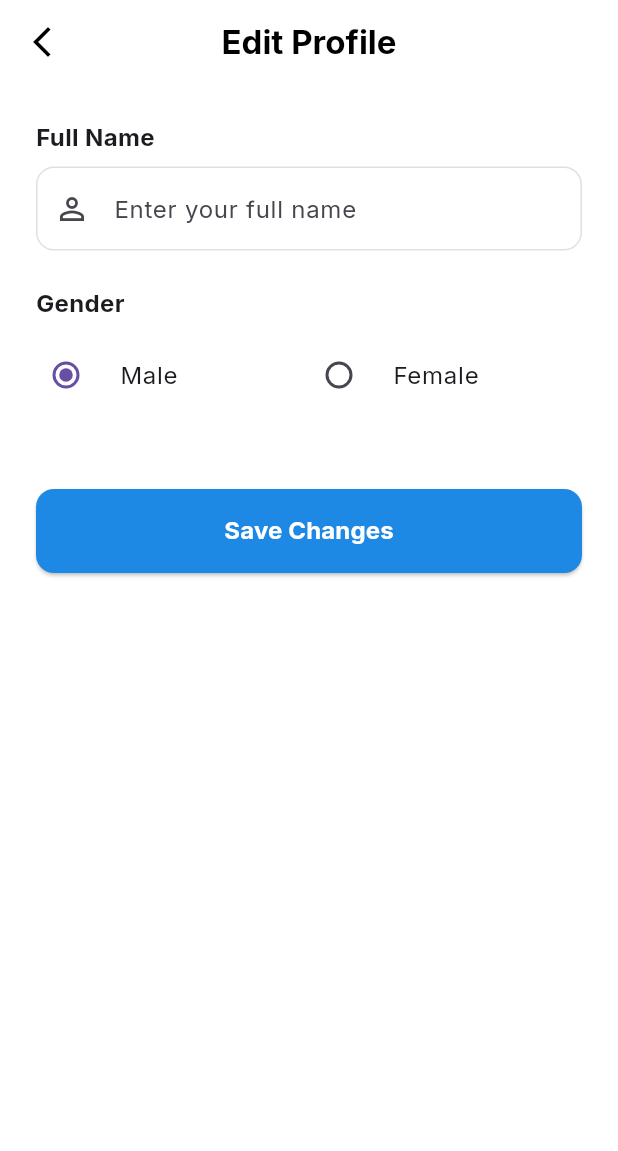
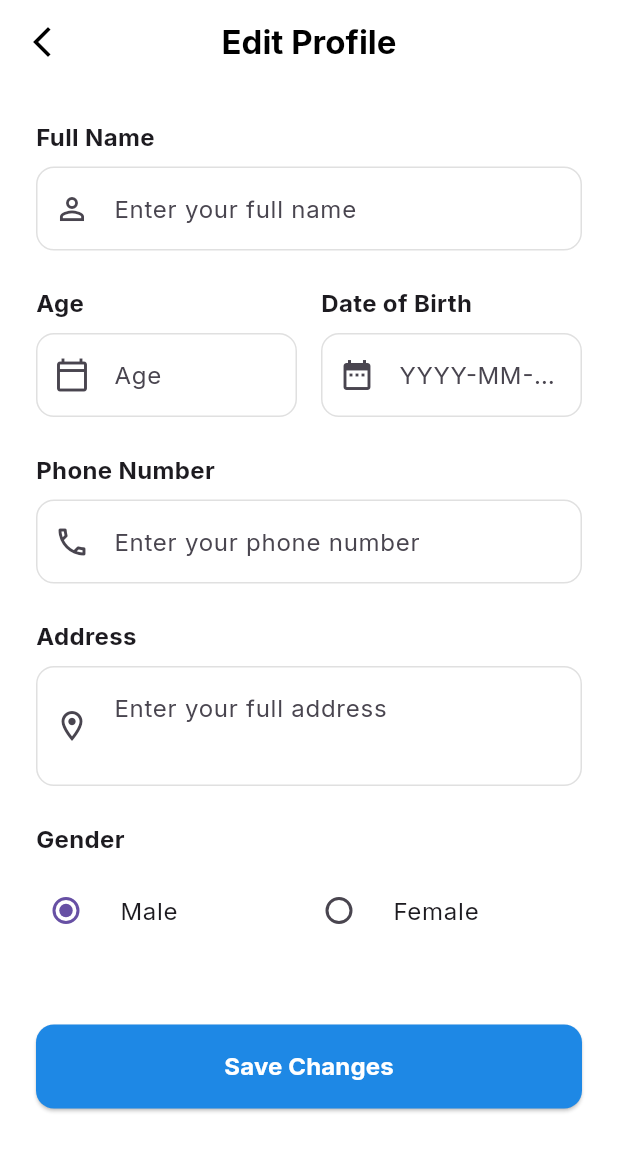
Before and after one commit to SajadYoosuf/senior_care_connector, a Flutter app: the EditProfileScreen screen opened directly, on a phone screen of 412 x 824 dp. Shown: the top 1151 px of the screen. Run offline on Flutter 3.47's test engine with Material 3 defaults, Android fonts, the phone set to English and light mode, and no system bars; our stand-ins replace cloud_firestore, firebase_auth, firebase_core, firebase_messaging, flutter_dotenv, flutter_local_notifications and 12 more; missing offline and left inert: agora_rtc_engine, alarm, mailer; accounts and stored records are empty; network calls fail; statements that could not run were skipped.

Commit message:
feat: Implement Firebase authentication repository, user entity, and auth provider, along with initial admin dashboard and edit profile screens.

```diff
--- a/lib/data/repositories/firebase_auth_repository.dart
+++ b/lib/data/repositories/firebase_auth_repository.dart
@@ -44,6 +44,10 @@ class FirebaseAuthRepository implements AuthRepository {
             name: data['name'] ?? '',
             role: userRole,
             gender: data['gender'] ?? '',
+            age: data['age']?.toString(),
+            dob: data['dob'],
+            phone: data['phone'],
+            address: data['address'],
             alarmTone: data['alarmTone'],
             vibrationEnabled: data['vibrationEnabled'] ?? true,
           );
@@ -118,12 +122,23 @@ class FirebaseAuthRepository implements AuthRepository {
   }
 
   @override
-  Future<void> updateUserProfile({String? name, String? gender}) async {
+  Future<void> updateUserProfile({
+    String? name,
+    String? gender,
+    String? age,
+    String? dob,
+    String? phone,
+    String? address,
+  }) async {
     final user = _firebaseAuth.currentUser;
     if (user != null) {
       final Map<String, dynamic> updates = {};
       if (name != null) updates['name'] = name;
       if (gender != null) updates['gender'] = gender;
+      if (age != null) updates['age'] = age;
+      if (dob != null) updates['dob'] = dob;
+      if (phone != null) updates['phone'] = phone;
+      if (address != null) updates['address'] = address;
 
       if (updates.isNotEmpty) {
         await _firestore.collection('users').doc(user.uid).update(updates);
@@ -191,6 +206,16 @@ class FirebaseAuthRepository implements AuthRepository {
           gender: doc.exists
               ? (doc.data() as Map<String, dynamic>)['gender'] ?? ''
               : '',
+          age: doc.exists
+              ? (doc.data() as Map<String, dynamic>)['age']?.toString()
+              : null,
+          dob: doc.exists ? (doc.data() as Map<String, dynamic>)['dob'] : null,
+          phone: doc.exists
+              ? (doc.data() as Map<String, dynamic>)['phone']
+              : null,
+          address: doc.exists
+              ? (doc.data() as Map<String, dynamic>)['address']
+              : null,
           alarmTone: doc.exists
               ? (doc.data() as Map<String, dynamic>)['alarmTone']
               : null,
@@ -243,6 +268,10 @@ class FirebaseAuthRepository implements AuthRepository {
           name: data['name'] ?? '',
           role: role,
           gender: data['gender'] ?? '',
+          age: data['age']?.toString(),
+          dob: data['dob'],
+          phone: data['phone'],
+          address: data['address'],
           alarmTone: data['alarmTone'],
           vibrationEnabled: data['vibrationEnabled'] ?? true,
         );
--- a/lib/domain/entities/user_entity.dart
+++ b/lib/domain/entities/user_entity.dart
@@ -14,6 +14,10 @@ class UserEntity {
   final String? profession;
   final String? alarmTone;
   final bool vibrationEnabled;
+  final String? age;
+  final String? dob;
+  final String? phone;
+  final String? address;
 
   const UserEntity({
     required this.id,
@@ -31,5 +35,9 @@ class UserEntity {
     this.profession,
     this.alarmTone,
     this.vibrationEnabled = true,
+    this.age,
+    this.dob,
+    this.phone,
+    this.address,
   });
 }
--- a/lib/domain/repositories/auth_repository.dart
+++ b/lib/domain/repositories/auth_repository.dart
@@ -14,7 +14,14 @@ abstract class AuthRepository {
     String gender, [
     String? profession,
   ]);
-  Future<void> updateUserProfile({String? name, String? gender});
+  Future<void> updateUserProfile({
+    String? name,
+    String? gender,
+    String? age,
+    String? dob,
+    String? phone,
+    String? address,
+  });
   Future<UserEntity?> signInWithGoogle([String? role]);
   Future<void> logout();
   Future<UserEntity?> getCurrentUser();
--- a/lib/presentation/pages/admin/dashboard/admin_dashboard_screen.dart
+++ b/lib/presentation/pages/admin/dashboard/admin_dashboard_screen.dart
@@ -6,7 +6,6 @@ import 'package:app/presentation/providers/admin_provider.dart';
 import 'package:app/presentation/providers/auth_provider.dart';
 import 'package:app/presentation/pages/login_screen.dart';
 import 'package:intl/intl.dart';
-import 'package:url_launcher/url_launcher.dart';
 
 class AdminDashboardScreen extends StatelessWidget {
   const AdminDashboardScreen({super.key});
@@ -50,6 +49,21 @@ class AdminDashboardScreen extends StatelessWidget {
             ),
           ],
         ),
+        actions: [
+          IconButton(
+            icon: const Icon(Icons.logout, color: Colors.black),
+            onPressed: () async {
+              await context.read<AuthProvider>().logout();
+              if (context.mounted) {
+                Navigator.pushAndRemoveUntil(
+                  context,
+                  MaterialPageRoute(builder: (context) => const LoginScreen()),
+                  (route) => false,
+                );
+              }
+            },
+          ),
+        ],
       ),
       body: SingleChildScrollView(
         padding: const EdgeInsets.symmetric(horizontal: 20, vertical: 16),
--- a/lib/presentation/pages/profile/edit_profile_screen.dart
+++ b/lib/presentation/pages/profile/edit_profile_screen.dart
@@ -12,6 +12,10 @@ class EditProfileScreen extends StatefulWidget {
 
 class _EditProfileScreenState extends State<EditProfileScreen> {
   late TextEditingController _nameController;
+  late TextEditingController _ageController;
+  late TextEditingController _dobController;
+  late TextEditingController _phoneController;
+  late TextEditingController _addressController;
   late String _selectedGender;
   bool _isLoading = false;
 
@@ -20,6 +24,10 @@ class _EditProfileScreenState extends State<EditProfileScreen> {
     super.initState();
     final user = context.read<AuthProvider>().user;
     _nameController = TextEditingController(text: user?.name ?? '');
+    _ageController = TextEditingController(text: user?.age ?? '');
+    _dobController = TextEditingController(text: user?.dob ?? '');
+    _phoneController = TextEditingController(text: user?.phone ?? '');
+    _addressController = TextEditingController(text: user?.address ?? '');
     _selectedGender = user?.gender != null && user!.gender.isNotEmpty
         ? user.gender
         : 'Male';
@@ -28,6 +36,10 @@ class _EditProfileScreenState extends State<EditProfileScreen> {
   @override
   void dispose() {
     _nameController.dispose();
+    _ageController.dispose();
+    _dobController.dispose();
+    _phoneController.dispose();
+    _addressController.dispose();
     super.dispose();
   }
 
@@ -44,6 +56,10 @@ class _EditProfileScreenState extends State<EditProfileScreen> {
     final success = await authProvider.updateUserProfile(
       name: _nameController.text.trim(),
       gender: _selectedGender,
+      age: _ageController.text.trim().isNotEmpty ? _ageController.text.trim() : null,
+      dob: _dobController.text.trim().isNotEmpty ? _dobController.text.trim() : null,
+      phone: _phoneController.text.trim().isNotEmpty ? _phoneController.text.trim() : null,
+      address: _addressController.text.trim().isNotEmpty ? _addressController.text.trim() : null,
     );
     setState(() => _isLoading = false);
 
@@ -91,6 +107,111 @@ class _EditProfileScreenState extends State<EditProfileScreen> {
               decoration: InputDecoration(
                 hintText: 'Enter your full name',
                 prefixIcon: const Icon(Icons.person_outline),
+                border: OutlineInputBorder(
+                  borderRadius: BorderRadius.circular(12),
+                  borderSide: BorderSide(color: Colors.grey.shade300),
+                ),
+                enabledBorder: OutlineInputBorder(
+                  borderRadius: BorderRadius.circular(12),
+                  borderSide: BorderSide(color: Colors.grey.shade300),
+                ),
+              ),
+            ),
+            const SizedBox(height: 24),
+            Row(
+              children: [
+                Expanded(
+                  child: Column(
+                    crossAxisAlignment: CrossAxisAlignment.start,
+                    children: [
+                      const Text(
+                        'Age',
+                        style: TextStyle(fontWeight: FontWeight.bold, fontSize: 16),
+                      ),
+                      const SizedBox(height: 8),
+                      TextField(
+                        controller: _ageController,
+                        keyboardType: TextInputType.number,
+                        decoration: InputDecoration(
+                          hintText: 'Age',
+                          prefixIcon: const Icon(Icons.calendar_today_outlined),
+                          border: OutlineInputBorder(
+                            borderRadius: BorderRadius.circular(12),
+                            borderSide: BorderSide(color: Colors.grey.shade300),
+                          ),
+                          enabledBorder: OutlineInputBorder(
+                            borderRadius: BorderRadius.circular(12),
+                            borderSide: BorderSide(color: Colors.grey.shade300),
+                          ),
+                        ),
+                      ),
+                    ],
+                  ),
+                ),
+                const SizedBox(width: 16),
+                Expanded(
+                  child: Column(
+                    crossAxisAlignment: CrossAxisAlignment.start,
+                    children: [
+                      const Text(
+                        'Date of Birth',
+                        style: TextStyle(fontWeight: FontWeight.bold, fontSize: 16),
+                      ),
+                      const SizedBox(height: 8),
+                      TextField(
+                        controller: _dobController,
+                        decoration: InputDecoration(
+                          hintText: 'YYYY-MM-DD',
+                          prefixIcon: const Icon(Icons.date_range),
+                          border: OutlineInputBorder(
+                            borderRadius: BorderRadius.circular(12),
+                            borderSide: BorderSide(color: Colors.grey.shade300),
+                          ),
+                          enabledBorder: OutlineInputBorder(
+                            borderRadius: BorderRadius.circular(12),
+                            borderSide: BorderSide(color: Colors.grey.shade300),
+                          ),
+                        ),
+                      ),
+                    ],
+                  ),
+                ),
+              ],
+            ),
+            const SizedBox(height: 24),
+            const Text(
+              'Phone Number',
+              style: TextStyle(fontWeight: FontWeight.bold, fontSize: 16),
+            ),
+            const SizedBox(height: 8),
+            TextField(
+              controller: _phoneController,
+              keyboardType: TextInputType.phone,
+              decoration: InputDecoration(
+                hintText: 'Enter your phone number',
+                prefixIcon: const Icon(Icons.phone_outlined),
+                border: OutlineInputBorder(
+                  borderRadius: BorderRadius.circular(12),
+                  borderSide: BorderSide(color: Colors.grey.shade300),
+                ),
+                enabledBorder: OutlineInputBorder(
+                  borderRadius: BorderRadius.circular(12),
+                  borderSide: BorderSide(color: Colors.grey.shade300),
+                ),
+              ),
+            ),
+            const SizedBox(height: 24),
+            const Text(
+              'Address',
+              style: TextStyle(fontWeight: FontWeight.bold, fontSize: 16),
+            ),
+            const SizedBox(height: 8),
+            TextField(
+              controller: _addressController,
+              maxLines: 2,
+              decoration: InputDecoration(
+                hintText: 'Enter your full address',
+                prefixIcon: const Icon(Icons.location_on_outlined),
                 border: OutlineInputBorder(
                   borderRadius: BorderRadius.circular(12),
                   borderSide: BorderSide(color: Colors.grey.shade300),
--- a/lib/presentation/providers/auth_provider.dart
+++ b/lib/presentation/providers/auth_provider.dart
@@ -537,6 +537,10 @@ class AuthProvider extends ChangeNotifier {
           profession: _user!.profession,
           alarmTone: _user!.alarmTone,
           vibrationEnabled: _user!.vibrationEnabled,
+          age: _user!.age,
+          dob: _user!.dob,
+          phone: _user!.phone,
+          address: _user!.address,
         );
       }
       _isLoading = false;
@@ -549,11 +553,25 @@ class AuthProvider extends ChangeNotifier {
     }
   }
 
-  Future<bool> updateUserProfile({String? name, String? gender}) async {
+  Future<bool> updateUserProfile({
+    String? name,
+    String? gender,
+    String? age,
+    String? dob,
+    String? phone,
+    String? address,
+  }) async {
     _isLoading = true;
     notifyListeners();
     try {
-      await _authRepository.updateUserProfile(name: name, gender: gender);
+      await _authRepository.updateUserProfile(
+        name: name,
+        gender: gender,
+        age: age,
+        dob: dob,
+        phone: phone,
+        address: address,
+      );
       if (_user != null) {
         _user = UserEntity(
           id: _user!.id,
@@ -571,6 +589,10 @@ class AuthProvider extends ChangeNotifier {
           profession: _user!.profession,
           alarmTone: _user!.alarmTone,
           vibrationEnabled: _user!.vibrationEnabled,
+          age: age ?? _user!.age,
+          dob: dob ?? _user!.dob,
+          phone: phone ?? _user!.phone,
+          address: address ?? _user!.address,
         );
       }
       _isLoading = false;
```
